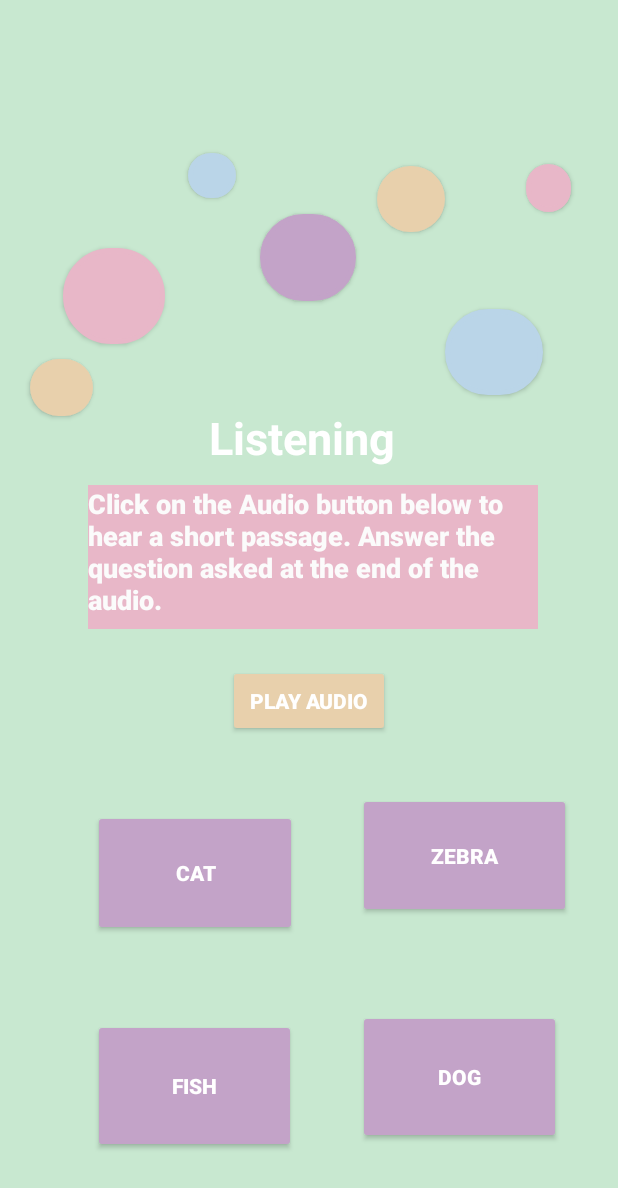
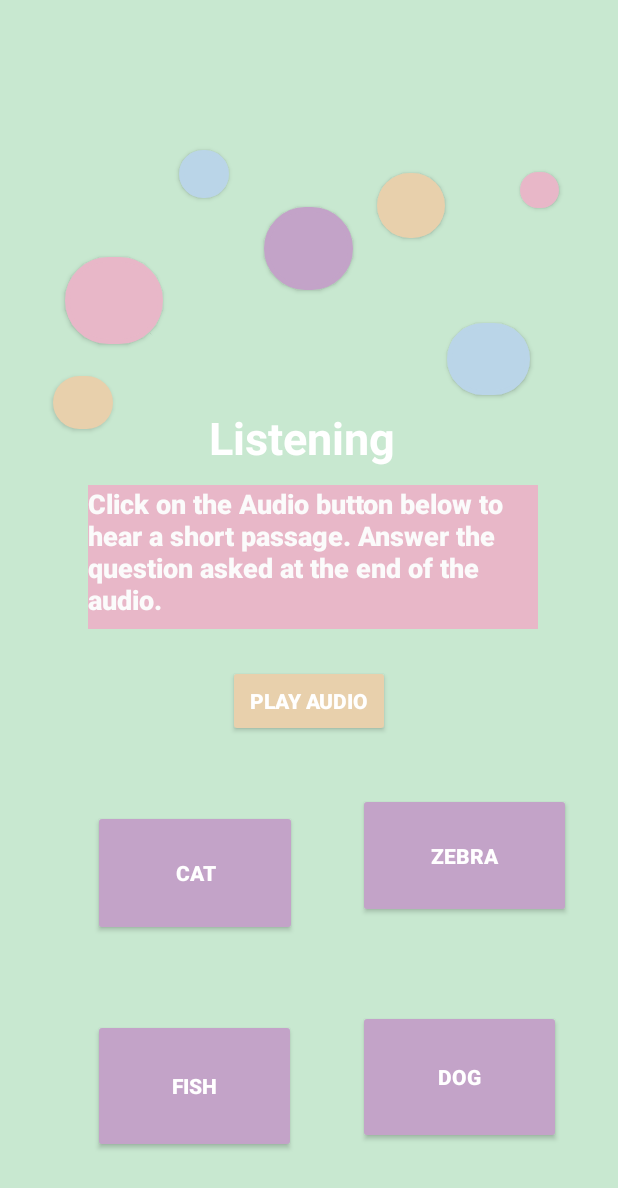
Before and after one commit to amrita-arun/TechnovationApp2020-21, an Android app: the Listening screen opened directly, with no data from a screen before it, on a phone screen of 412 x 824 dp. Shown: the top 1188 px of the screen. Run offline under Robolectric (Android 15) with nearby library versions, the phone set to English and light mode, and no system bars; Roboto replaces fonts that are not available here.

Commit message:
fixing positions

```diff
--- a/app/src/main/res/layout/activity_listening.xml
+++ b/app/src/main/res/layout/activity_listening.xml
@@ -114,6 +114,10 @@
         android:layout_marginBottom="10dp"
         android:freezesText="false"
         android:text=" "
+        android:textAlignment="center"
+        android:textColor="#FFFFFF"
+        android:textSize="14sp"
+        android:textStyle="bold"
         android:visibility="invisible"
         app:layout_constraintBottom_toBottomOf="parent"
         app:layout_constraintEnd_toEndOf="parent"
@@ -138,8 +142,10 @@
     <Button
         android:id="@+id/angry_btn"
 
-        android:layout_width="42dp"
-        android:layout_height="38dp"
+        android:layout_width="40dp"
+        android:layout_height="35dp"
+
+        android:layout_marginLeft="10dp"
         android:layout_marginTop="85dp"
 
         android:layout_marginEnd="300dp"
@@ -150,17 +156,21 @@
         android:textSize="30sp"
         app:layout_constraintBottom_toTopOf="@+id/textView2"
         app:layout_constraintEnd_toEndOf="parent"
-        app:layout_constraintHorizontal_bias="0.289"
+        app:layout_constraintHorizontal_bias="0.492"
         app:layout_constraintStart_toStartOf="parent"
         app:layout_constraintTop_toTopOf="parent"
-        app:layout_constraintVertical_bias="0.946"
+        app:layout_constraintVertical_bias="1.0"
         tools:text=" " />
 
     <Button
         android:id="@+id/angry_btn1"
-        android:layout_width="64dp"
-        android:layout_height="58dp"
+        android:layout_width="59dp"
+        android:layout_height="55dp"
+        android:layout_marginLeft="10dp"
+
         android:layout_marginTop="20dp"
+        android:layout_marginRight="10dp"
+        android:layout_marginBottom="10dp"
 
         android:background="@drawable/buttonshape1"
         android:text=" "
@@ -176,11 +186,14 @@
     <Button
         android:id="@+id/angry_btn2"
 
-        android:layout_width="68dp"
-        android:layout_height="64dp"
+        android:layout_width="65dp"
+        android:layout_height="58dp"
+        android:layout_marginLeft="10dp"
+
+        android:layout_marginTop="10dp"
         android:layout_marginEnd="260dp"
+        android:layout_marginBottom="94dp"
 
-        android:layout_marginBottom="94dp"
         android:background="@drawable/buttonshape2"
         android:text=" "
         android:textColor="#FFFFFF"
@@ -194,29 +207,36 @@
     <Button
         android:id="@+id/angry_btn3"
 
-        android:layout_width="32dp"
-        android:layout_height="30dp"
-        android:layout_marginTop="30dp"
+        android:layout_width="33dp"
+        android:layout_height="32dp"
 
+        android:layout_marginLeft="10dp"
+        android:layout_marginTop="10dp"
         android:layout_marginEnd="130dp"
         android:layout_marginBottom="120dp"
+
         android:background="@drawable/buttonshape3"
         android:text=" "
         android:textColor="#FFFFFF"
         android:textSize="30sp"
         app:layout_constraintBottom_toTopOf="@+id/textView2"
         app:layout_constraintEnd_toEndOf="parent"
+        app:layout_constraintHorizontal_bias="0.481"
         app:layout_constraintStart_toStartOf="parent"
-        app:layout_constraintTop_toTopOf="parent" />
+        app:layout_constraintTop_toTopOf="parent"
+        app:layout_constraintVertical_bias="0.559" />
 
     <Button
         android:id="@+id/angry_btn4"
 
         android:layout_width="45dp"
-        android:layout_height="44dp"
+        android:layout_height="43dp"
         android:layout_marginStart="130dp"
 
+        android:layout_marginTop="10dp"
+        android:layout_marginRight="10dp"
         android:layout_marginBottom="30dp"
+
         android:background="@drawable/buttonshape"
         android:text=" "
         android:textColor="#FFFFFF"
@@ -231,8 +251,11 @@
     <Button
         android:id="@+id/angry_btn5"
 
-        android:layout_width="65dp"
-        android:layout_height="57dp"
+        android:layout_width="55dp"
+        android:layout_height="48dp"
+        android:layout_marginLeft="10dp"
+        android:layout_marginTop="10dp"
+        android:layout_marginRight="10dp"
         android:layout_marginBottom="60dp"
 
         android:background="@drawable/buttonshape3"
@@ -249,8 +272,12 @@
     <Button
         android:id="@+id/angry_btn6"
 
-        android:layout_width="30dp"
-        android:layout_height="32dp"
+        android:layout_width="26dp"
+        android:layout_height="24dp"
+        android:layout_marginLeft="20dp"
+        android:layout_marginTop="10dp"
+        android:layout_marginRight="10dp"
+        android:layout_marginBottom="10dp"
         android:background="@drawable/buttonshape2"
 
         android:text=" "
```
